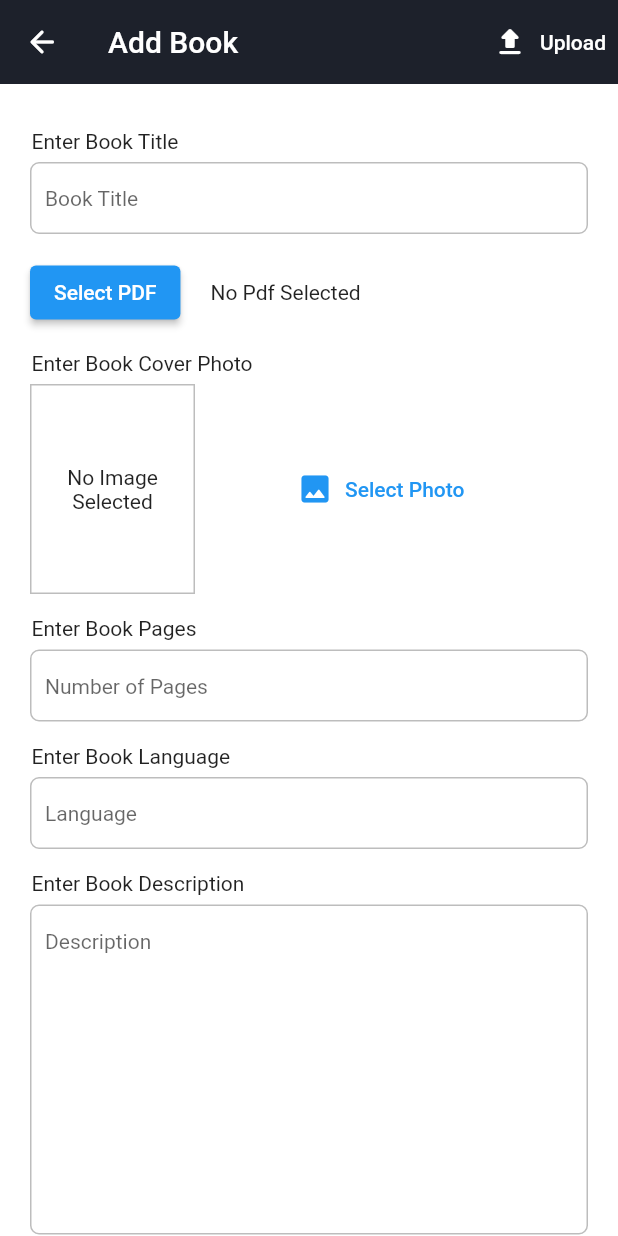
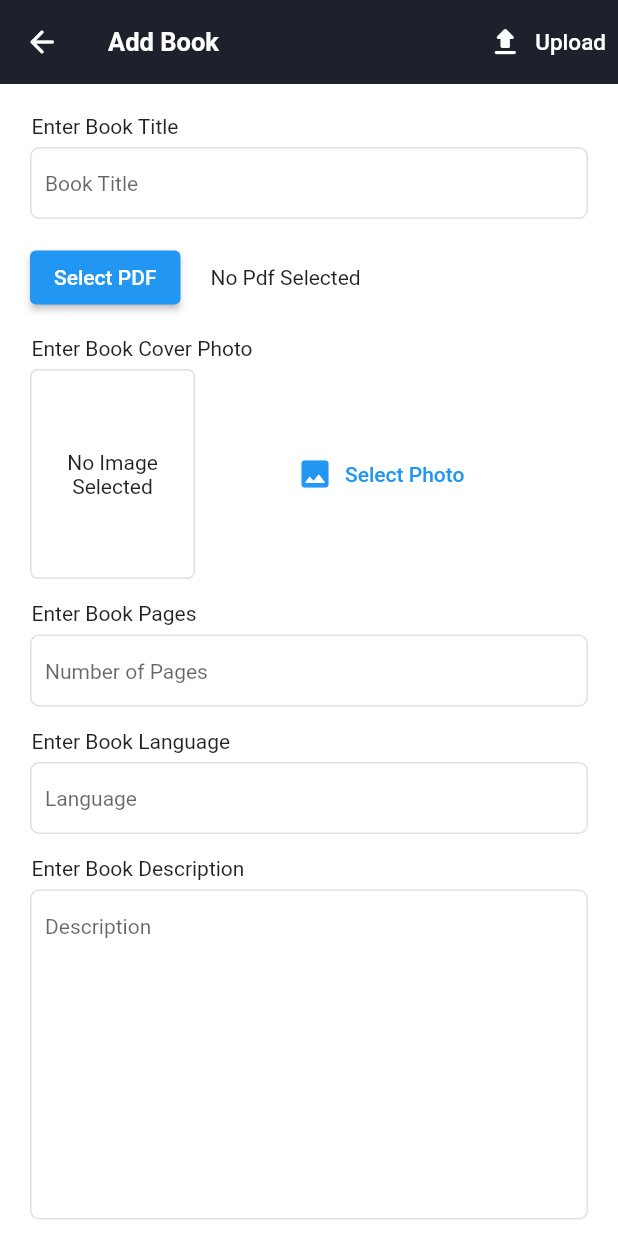
Before and after one commit to Rezuanul-Islam-Fahim/hasper_ebook_admin, a Flutter app: the AddBookScreen screen opened by its route, on a phone screen of 412 x 824 dp. Run offline on Flutter 3.47's test engine with Material 2 defaults, Android fonts, the phone set to English and light mode, and no system bars; our stand-ins replace cloud_firestore, connectivity_plus, file_picker, firebase_core, firebase_storage, flutter_svg and 2 more; missing offline and left inert: syncfusion_flutter_pdfviewer; accounts and stored records are empty.

Commit message:
Update typography, spacing/padding/margin

```diff
--- a/lib/screens/add_book_screen/add_book_screen.dart
+++ b/lib/screens/add_book_screen/add_book_screen.dart
@@ -6,6 +6,7 @@ import 'package:hasper_ebook_admin/models/book.dart';
 import 'package:hasper_ebook_admin/providers/books_provider.dart';
 import 'package:hasper_ebook_admin/repositories/db_repository.dart';
 import 'package:hasper_ebook_admin/repositories/upload_file_repository.dart';
+import 'package:hasper_ebook_admin/styles.dart';
 import 'package:hasper_ebook_admin/utils/connectivity.dart';
 import 'package:path/path.dart' as path;
 import 'package:provider/provider.dart';
@@ -157,13 +158,13 @@ class _AddBookScreenState extends State<AddBookScreen> {
           splashRadius: 22,
           onPressed: () => Navigator.of(context).pop(),
         ),
-        title: Text('Add Book'),
+        title: Text('Add Book', style: appBarTitle()),
         actions: [
           TextButton.icon(
             icon: Icon(Icons.upload_rounded, color: Colors.white),
             label: Text(
               'Upload',
-              style: TextStyle(color: Colors.white),
+              style: actionButtonText(),
             ),
             onPressed: _uploadBook,
           ),
@@ -179,7 +180,6 @@ class _AddBookScreenState extends State<AddBookScreen> {
                 child: Column(
                   crossAxisAlignment: CrossAxisAlignment.start,
                   children: [
-                    SizedBox(height: 10),
                     Padding(
                       padding: const EdgeInsets.only(left: 1),
                       child: Text('Enter Book Title'),
--- a/lib/screens/add_book_screen/components/description_field.dart
+++ b/lib/screens/add_book_screen/components/description_field.dart
@@ -21,15 +21,15 @@ class DescriptionField extends StatelessWidget {
             hintStyle: TextStyle(fontSize: 14),
             contentPadding: EdgeInsets.symmetric(horizontal: 10, vertical: 15),
             border: OutlineInputBorder(
-              borderSide: BorderSide(color: Colors.grey[400]!),
+              borderSide: BorderSide(color: Colors.grey[300]!),
               borderRadius: BorderRadius.circular(6),
             ),
             enabledBorder: OutlineInputBorder(
-              borderSide: BorderSide(color: Colors.grey[400]!),
+              borderSide: BorderSide(color: Colors.grey[300]!),
               borderRadius: BorderRadius.circular(6),
             ),
             focusedBorder: OutlineInputBorder(
-              borderSide: BorderSide(color: Colors.grey[400]!),
+              borderSide: BorderSide(color: Colors.grey[300]!),
               borderRadius: BorderRadius.circular(6),
             ),
           ),
--- a/lib/screens/add_book_screen/components/general_field_decoration.dart
+++ b/lib/screens/add_book_screen/components/general_field_decoration.dart
@@ -6,15 +6,15 @@ InputDecoration generalFieldDecoration(String? placeHolder) {
     hintStyle: TextStyle(fontSize: 14),
     contentPadding: EdgeInsets.symmetric(vertical: 0, horizontal: 10),
     border: OutlineInputBorder(
-      borderSide: BorderSide(color: Colors.grey[400]!),
+      borderSide: BorderSide(color: Colors.grey[300]!),
       borderRadius: BorderRadius.circular(6),
     ),
     enabledBorder: OutlineInputBorder(
-      borderSide: BorderSide(color: Colors.grey[400]!),
+      borderSide: BorderSide(color: Colors.grey[300]!),
       borderRadius: BorderRadius.circular(6),
     ),
     focusedBorder: OutlineInputBorder(
-      borderSide: BorderSide(color: Colors.grey[400]!),
+      borderSide: BorderSide(color: Colors.grey[300]!),
       borderRadius: BorderRadius.circular(6),
     ),
   );
--- a/lib/screens/add_book_screen/components/select_cover_photo.dart
+++ b/lib/screens/add_book_screen/components/select_cover_photo.dart
@@ -42,10 +42,14 @@ class _SelectCoverPhotoState extends State<SelectCoverPhoto> {
               width: 110,
               height: 140,
               decoration: BoxDecoration(
-                border: Border.all(color: Colors.grey[400]!),
+                border: Border.all(color: Colors.grey[300]!),
+                borderRadius: BorderRadius.circular(5),
               ),
               child: _imageFile != null
-                  ? Image.file(_imageFile!, fit: BoxFit.cover)
+                  ? ClipRRect(
+                      borderRadius: BorderRadius.circular(5),
+                      child: Image.file(_imageFile!, fit: BoxFit.cover),
+                    )
                   : Center(
                       child: Padding(
                         padding: const EdgeInsets.all(5),
--- a/lib/screens/all_book_screen/components/body.dart
+++ b/lib/screens/all_book_screen/components/body.dart
@@ -54,7 +54,7 @@ class _AllBookScreenBodyState extends State<AllBookScreenBody> {
       pagingController: _pagingController,
       gridDelegate: SliverGridDelegateWithFixedCrossAxisCount(
         crossAxisCount: 2,
-        crossAxisSpacing: 15,
+        crossAxisSpacing: 10,
         mainAxisSpacing: 10,
         mainAxisExtent: 240,
       ),
--- a/lib/screens/home_screen/components/body.dart
+++ b/lib/screens/home_screen/components/body.dart
@@ -38,7 +38,7 @@ class HomeScreenBodyState extends State<HomeScreenBody> {
             child: Column(
               crossAxisAlignment: CrossAxisAlignment.start,
               children: [
-                SizedBox(height: 25),
+                SizedBox(height: 20),
                 Padding(
                   padding: EdgeInsets.only(left: 20),
                   child: Text(
@@ -46,7 +46,7 @@ class HomeScreenBodyState extends State<HomeScreenBody> {
                     style: Theme.of(context).textTheme.headline5,
                   ),
                 ),
-                SizedBox(height: 20),
+                SizedBox(height: 15),
                 RecentBooks(),
                 SizedBox(height: 25),
                 Row(
--- a/lib/screens/home_screen/components/library.dart
+++ b/lib/screens/home_screen/components/library.dart
@@ -13,11 +13,11 @@ class Library extends StatelessWidget {
       shrinkWrap: true,
       gridDelegate: SliverGridDelegateWithFixedCrossAxisCount(
         crossAxisCount: 2,
-        crossAxisSpacing: 15,
+        crossAxisSpacing: 10,
         mainAxisSpacing: 10,
         mainAxisExtent: 240,
       ),
-      padding: EdgeInsets.fromLTRB(15, 5, 15, 15),
+      padding: EdgeInsets.fromLTRB(15, 0, 15, 15),
       physics: NeverScrollableScrollPhysics(),
       children: _libraryBooks!.map((Book? book) {
         return DefaultBookItem(book);
--- a/lib/screens/home_screen/home_screen.dart
+++ b/lib/screens/home_screen/home_screen.dart
@@ -1,5 +1,6 @@
 import 'package:flutter/material.dart';
 import 'package:flutter_svg/flutter_svg.dart';
+import 'package:hasper_ebook_admin/styles.dart';
 import 'package:hasper_ebook_admin/utils/search.dart';
 
 import '../../components/drawer.dart';
@@ -38,7 +39,7 @@ class HomeScreen extends StatelessWidget {
           TextButton(
             child: Text(
               'Upload Book',
-              style: TextStyle(color: Colors.white, fontSize: 16),
+              style: actionButtonText(),
             ),
             onPressed: () => Navigator.of(context).pushNamed(
               AddBookScreen.routeName,
--- a/lib/styles.dart
+++ b/lib/styles.dart
@@ -7,8 +7,20 @@ TextStyle errorTextStyle(BuildContext context) {
   );
 }
 
+TextStyle appBarTitle() {
+  return TextStyle(
+    color: Colors.white,
+    fontSize: 17,
+    fontWeight: FontWeight.bold,
+  );
+}
+
 TextStyle dataPanelTitle() {
-  return TextStyle(color: Colors.white, fontSize: 15);
+  return TextStyle(
+    color: Colors.white,
+    fontSize: 15,
+    fontWeight: FontWeight.w600,
+  );
 }
 
 TextStyle dataPanelValue() {
@@ -17,8 +29,16 @@ TextStyle dataPanelValue() {
 
 TextStyle searchBookItem() {
   return TextStyle(
-    fontSize: 15,
+    fontSize: 14,
     color: Colors.black87,
     fontWeight: FontWeight.bold,
   );
 }
+
+TextStyle bookDescription() {
+  return TextStyle(color: Colors.black54);
+}
+
+TextStyle actionButtonText() {
+  return TextStyle(color: Colors.white, fontSize: 15);
+}
--- a/lib/theme.dart
+++ b/lib/theme.dart
@@ -13,9 +13,8 @@ ThemeData theme() {
             fontSize: 18,
             fontWeight: FontWeight.bold,
           ),
-          headline6: TextStyle(fontSize: 16, fontWeight: FontWeight.w600),
           bodyText1: TextStyle(
-            fontSize: 15,
+            fontSize: 14,
             fontWeight: FontWeight.bold,
           ),
         ),
```
Also changed, not shown: lib/components/book_item.dart (+4 -4 lines), lib/screens/all_book_screen/all_book_screen.dart (+6 -4 lines), lib/screens/book_details_screen/book_details_screen.dart (+4 -3 lines), lib/screens/book_details_screen/components/book_details_header.dart (+8 -6 lines), lib/screens/book_details_screen/components/bottom_sheet.dart (+12 -6 lines), lib/screens/home_screen/components/recent_books.dart (+6 -6 lines), lib/utils/search.dart (+10 -1 lines).
